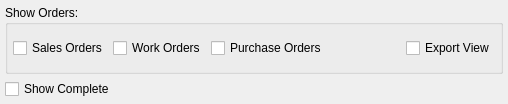
Qt form guiclient/projects.ui (Pegasus-RPG/xtuple-client) before a commit.
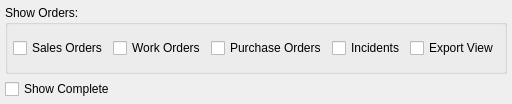
The same form after that commit. Custom widgets are drawn as their Qt base class.

Commit message: [#21561] Add Incidents to Project List and Project Task hierarchy displays

Diff of the .ui file:
```diff
--- a/guiclient/projects.ui
+++ b/guiclient/projects.ui
@@ -48,6 +48,13 @@
         </property>
        </widget>
       </item>
+      <item>
+       <widget class="QCheckBox" name="_incidents">
+        <property name="text">
+         <string>Incidents</string>
+        </property>
+       </widget>
+      </item>
       <item>
        <spacer name="horizontalSpacer">
         <property name="orientation">
```
The commit also changes 3 other files.
